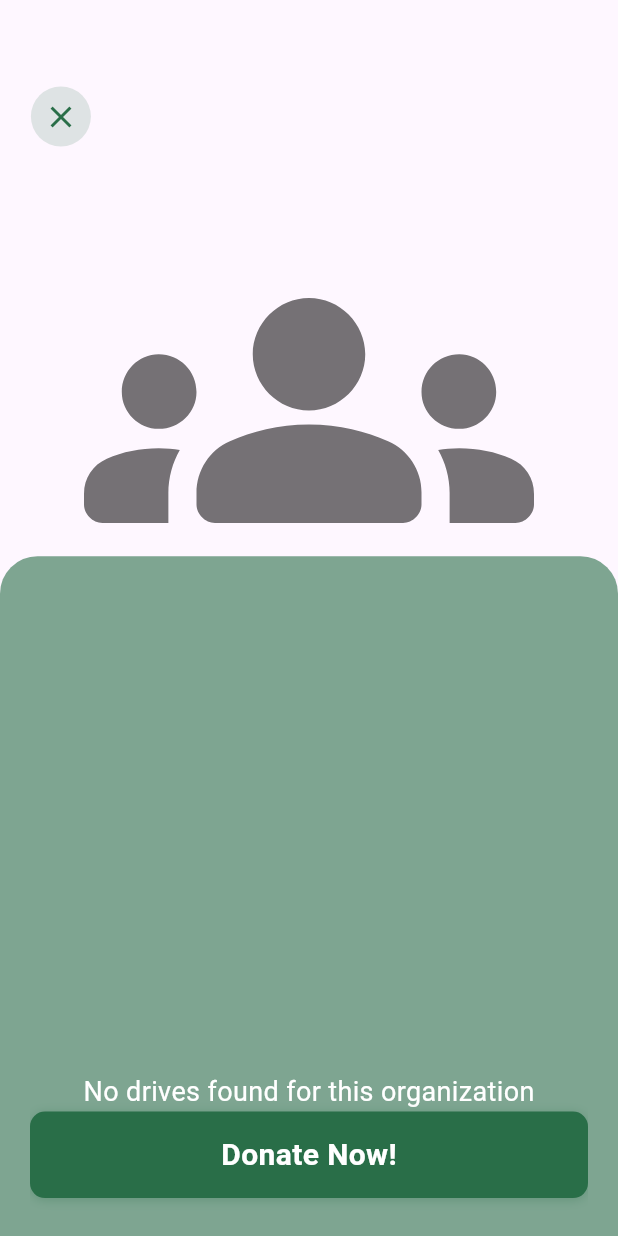
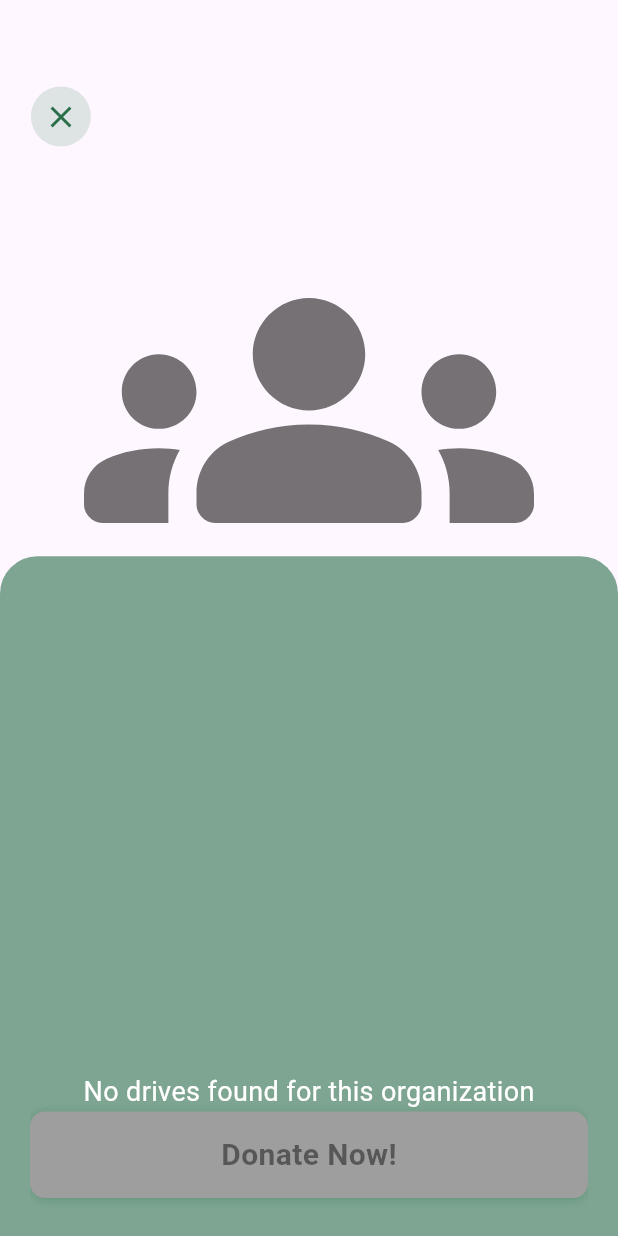
Before and after one commit to ICS-CMSC-23/project-Vivekjeet, a Flutter app: the DonorDetails screen opened directly with empty values, on a phone screen of 412 x 824 dp. Run offline on Flutter 3.47's test engine with Material 3 defaults, Android fonts, the phone set to English and light mode, and no system bars; our stand-ins replace cloud_firestore, email_validator, firebase_auth, firebase_core, firebase_storage, google_nav_bar and 5 more; missing offline and left inert: flutter_barcode_scanner, telephony; accounts and stored records are empty.

Commit message:
chore: disabled donate button if status of selected organization is not open

```diff
--- a/project/lib/screens/donor/donor_detailspage.dart
+++ b/project/lib/screens/donor/donor_detailspage.dart
@@ -115,7 +115,6 @@ class _DonorDetailsState extends State<DonorDetails> {
                         ),
                       ),
                     ),
-                    //Donate Button
                     StreamBuilder<QuerySnapshot>(
                       stream: Provider.of<DriveProvider>(context).drives,
                       builder: (context, snapshot) {
@@ -144,15 +143,16 @@ class _DonorDetailsState extends State<DonorDetails> {
                         );
                       },
                     ),
+                    //Donate Button
                     GestureDetector(
-                      onTap: () {
+                      onTap: selectedOrganization.isOpen == true ? () {
                         Navigator.pushNamed(context, '/donor_donate', arguments: selectedOrganization);
-                      },
+                      } : null,  // Disable the tap action if the organization is not open for donations
                       child: Container(
                         margin: const EdgeInsets.only(bottom: 70),
                         height: size.height * 0.07,
                         decoration: BoxDecoration(
-                            color: Constants.primaryColor,
+                          color: selectedOrganization.isOpen == true ? Constants.primaryColor : Colors.grey,
                           borderRadius: BorderRadius.circular(10),
                           boxShadow: [
                             BoxShadow(
@@ -161,11 +161,11 @@ class _DonorDetailsState extends State<DonorDetails> {
                               color: Constants.primaryColor.withOpacity(.3),
                             )
                           ]),
-                        child: const Center(
+                        child: Center(
                           child: Text(
                             'Donate Now!',
                             style: TextStyle(
-                              color: Colors.white,
+                              color: selectedOrganization.isOpen == true ? Colors.white : Colors.black45,
                               fontWeight: FontWeight.bold,
                               fontSize: 20.0,
                             ),
```
Lines whose indentation alone changed are shown as unchanged.
